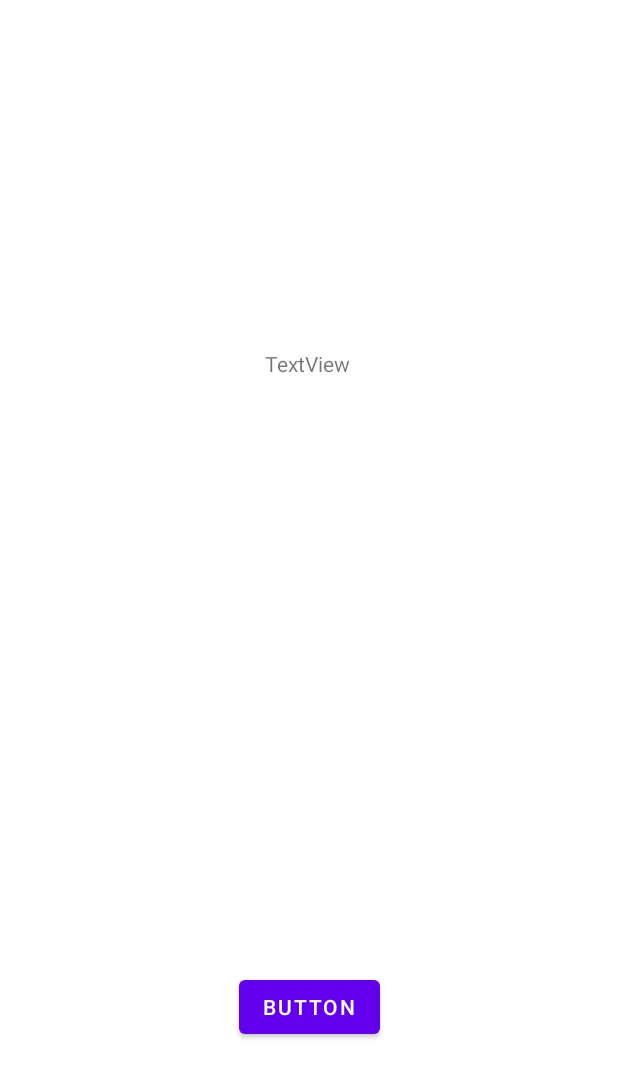
After one commit to KiwiState/CheerApp, an Android app: the EmotionTest screen opened directly, with no data from a screen before it, on a phone screen of 412 x 824 dp. The commit adds this screen. Shown: the top 1078 px of the screen. Run offline under Robolectric (Android 15) with nearby library versions, the phone set to English and light mode, and no system bars; our stand-ins replace Volley; network calls fail; 1 statement that could not run was skipped.

Commit message:
Clase requerida (por Vicente)
Creación de una clase y una vista para poder usar los datos que se pedieron. Éstos están en formato JSON Array.

```diff
--- a/app/src/main/AndroidManifest.xml
+++ b/app/src/main/AndroidManifest.xml
@@ -13,6 +13,9 @@
         android:supportsRtl="true"
         android:theme="@style/Theme.CheerApp"
         android:usesCleartextTraffic="true">
+        <activity
+            android:name=".vistas.EmotionTest"
+            android:exported="false" />
         <activity
             android:name=".vistas.SafetyNumberActivity"
             android:exported="false" />
--- /dev/null
+++ b/app/src/main/java/com/example/cheerapp/clases/Emocion.java
@@ -0,0 +1,39 @@
+package com.example.cheerapp.clases;
+
+
+import org.json.JSONArray;
+
+public class Emocion{
+
+    private JSONArray arrayEmocion;
+    private EmocionCallback callBack;
+
+
+    public Emocion() {
+    }
+
+
+
+    public JSONArray getArrayEmocion() {
+        return arrayEmocion;
+    }
+
+    public void setArrayEmocion(JSONArray arrayEmocion) {
+        this.arrayEmocion = arrayEmocion;
+    }
+
+    public EmocionCallback getCallBack() {
+        return callBack;
+    }
+
+    public void setCallBack(EmocionCallback callBack){
+        this.callBack=callBack;
+    }
+
+
+    public interface EmocionCallback{
+        void displayEmocion(JSONArray emocion);
+    }
+
+
+}
--- /dev/null
+++ b/app/src/main/java/com/example/cheerapp/vistas/EmotionTest.java
@@ -0,0 +1,119 @@
+package com.example.cheerapp.vistas;
+
+import androidx.annotation.Nullable;
+import androidx.appcompat.app.AppCompatActivity;
+
+import android.content.Intent;
+import android.os.Bundle;
+import android.view.View;
+import android.widget.Button;
+import android.widget.TextView;
+import android.widget.Toast;
+
+import com.android.volley.AuthFailureError;
+import com.android.volley.Request;
+import com.android.volley.RequestQueue;
+import com.android.volley.Response;
+import com.android.volley.VolleyError;
+import com.android.volley.toolbox.JsonArrayRequest;
+import com.android.volley.toolbox.StringRequest;
+import com.android.volley.toolbox.Volley;
+import com.example.cheerapp.R;
+import com.example.cheerapp.clases.Emocion;
+import com.example.cheerapp.clases.Usuario;
+import com.example.cheerapp.clases.UsuarioLocal;
+
+import org.json.JSONArray;
+import org.json.JSONException;
+import org.json.JSONObject;
+import org.w3c.dom.Text;
+
+import java.lang.reflect.Array;
+import java.lang.reflect.MalformedParameterizedTypeException;
+import java.util.ArrayList;
+import java.util.HashMap;
+import java.util.Map;
+
+public class EmotionTest extends AppCompatActivity implements Emocion.EmocionCallback{
+
+    /* El UsuarioLocal sirve para almacenar un objetio de tipo Usuario y luego acceder a sus atributos para
+    poder tener la sesión logeada entre clases y activities */
+    UsuarioLocal usuarioLocal.;
+
+    Button btnTest;
+    TextView txtVTest;
+
+    //En este objeto se guarda el JSONArray que contiene los datos que me pediste (Nombre, Apellido, Estado, Descripcion_Estado y Fecha).
+    //Se guarda en el atributo arrayEmocion.
+    Emocion emotion = new Emocion();
+
+
+    @Override
+    protected void onCreate(Bundle savedInstanceState) {
+        super.onCreate(savedInstanceState);
+        setContentView(R.layout.activity_emotion_test);
+        usuarioLocal = new UsuarioLocal(this);
+
+        btnTest = (Button) (findViewById(R.id.bttnTest));
+        txtVTest = (TextView) (findViewById(R.id.txtVTest));
+
+        //Acción que se ejecuta al apretar el botón de la vista
+        btnTest.setOnClickListener(new View.OnClickListener() {
+            @Override
+            public void onClick(View v) {
+                //Llamado al método que consigue la información requerida, recibe como parámetro la URL del Web Service que ejecuta la query en SQL.
+                consultarEstadoEmocional("http://144.22.35.197/consulta.php");
+
+            }
+        });
+
+    }
+
+    //Método que consigue la información según el correo de la cuenta que esté logeada
+    private void consultarEstadoEmocional(String URL){
+        RequestQueue requestQueue = Volley.newRequestQueue(EmotionTest.this);
+        StringRequest stringRequest = new StringRequest(Request.Method.POST, URL, new Response.Listener<String>() {
+            @Override
+            public void onResponse(String response) {
+
+                try {
+                    //Transformación del String que se recibe como respuesta del Web Service a JSONArray.
+                    emotion.setArrayEmocion(new JSONArray(response));
+                    //Se le pasa el JSONArray que se acaba de transformar a este método (está mas abajo) para que ejecute alguna acción con éste.
+                    displayEmocion(emotion.getArrayEmocion());
+
+                } catch (JSONException e) {
+                    e.printStackTrace();
+                }
+
+            }
+        },
+        new Response.ErrorListener() {
+            @Override
+            public void onErrorResponse(VolleyError error) {
+
+                Toast.makeText(EmotionTest.this, error.toString(), Toast.LENGTH_SHORT).show();
+            }
+        }){
+            @Nullable
+            @Override
+            protected Map<String, String> getParams() throws AuthFailureError {
+                Usuario usuario = usuarioLocal.getDatosUser();
+                Map<String, String> params = new HashMap<String, String>();
+                params.put("correoEmocion", usuario.emailUsuario);
+                return params;
+            }
+        };
+
+        requestQueue.add(stringRequest);
+
+    }
+
+    // Método de tipo Callback que recibe el JSONArray desde el Web Service.
+    // En caso de que quieras hacer una función con la JSONArray, hazla acá. Por ejemplo, yo puse que rellenara un TextView con el JSONArray que recibe.
+    // Este método se ejecuta al momento que se ejecuta el método de arriba, no se ejecuta por si solo.
+    @Override
+    public void displayEmocion(JSONArray emocion) {
+        txtVTest.setText(emocion.toString());
+    }
+}
--- /dev/null
+++ b/app/src/main/res/layout/activity_emotion_test.xml
@@ -0,0 +1,32 @@
+<?xml version="1.0" encoding="utf-8"?>
+<androidx.constraintlayout.widget.ConstraintLayout xmlns:android="http://schemas.android.com/apk/res/android"
+    xmlns:app="http://schemas.android.com/apk/res-auto"
+    xmlns:tools="http://schemas.android.com/tools"
+    android:layout_width="match_parent"
+    android:layout_height="match_parent"
+    tools:context=".vistas.EmotionTest">
+
+    <Button
+        android:id="@+id/bttnTest"
+        android:layout_width="wrap_content"
+        android:layout_height="wrap_content"
+        android:text="Button"
+        app:layout_constraintBottom_toBottomOf="parent"
+        app:layout_constraintEnd_toEndOf="parent"
+        app:layout_constraintHorizontal_bias="0.5"
+        app:layout_constraintStart_toStartOf="parent"
+        app:layout_constraintTop_toTopOf="parent"
+        app:layout_constraintVertical_bias="0.834" />
+
+    <TextView
+        android:id="@+id/txtVTest"
+        android:layout_width="wrap_content"
+        android:layout_height="wrap_content"
+        android:text="TextView"
+        app:layout_constraintBottom_toBottomOf="parent"
+        app:layout_constraintEnd_toEndOf="parent"
+        app:layout_constraintHorizontal_bias="0.498"
+        app:layout_constraintStart_toStartOf="parent"
+        app:layout_constraintTop_toTopOf="parent"
+        app:layout_constraintVertical_bias="0.289" />
+</androidx.constraintlayout.widget.ConstraintLayout>
```
Also changed, not shown: app/src/main/java/com/example/cheerapp/vistas/MainActivity.java (+14 -13 lines), app/src/main/java/com/example/cheerapp/vistas/SafetyNumberActivity.java (+20 -10 lines), app/src/main/res/layout/activity_main.xml (+12 -0 lines).
